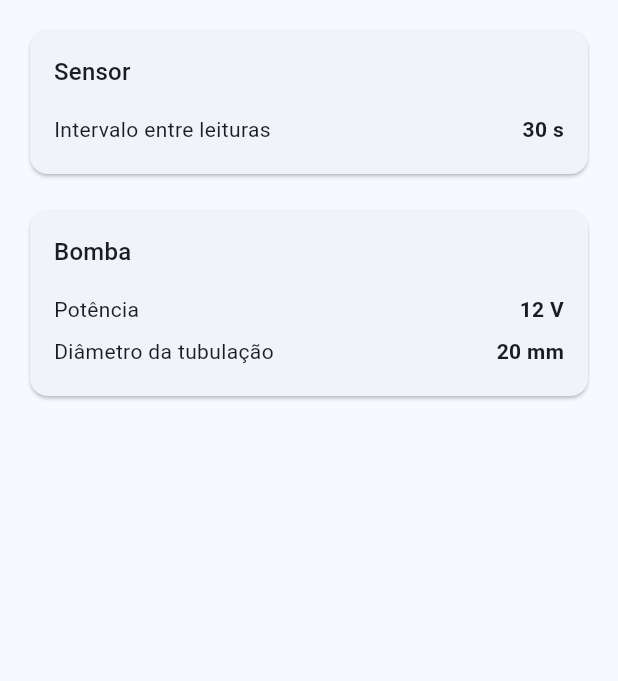
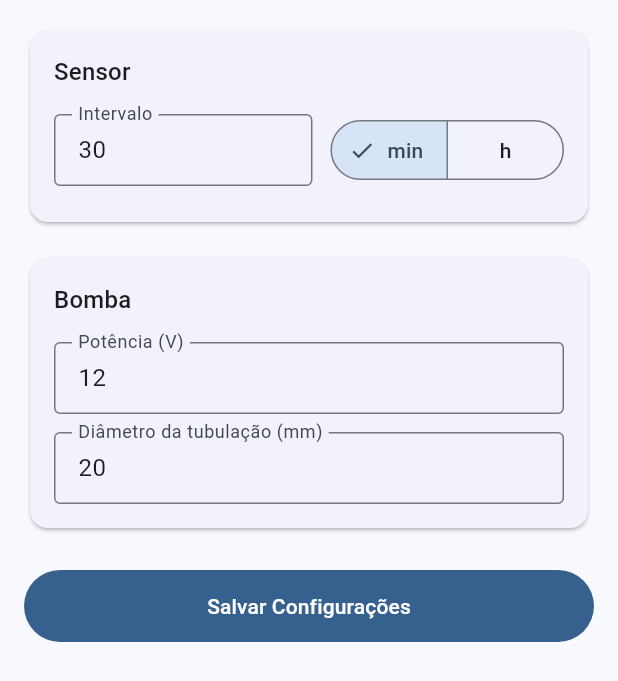
Before and after one commit to EJSeguro/controle-de-irrigacao, a Flutter app: the ConfigScreen widget shown alone on an empty page, opened directly, on a phone screen of 412 x 824 dp. Shown: the top 681 px of the screen. Run offline on Flutter 3.47's test engine with Material 3 defaults, Android fonts, the phone set to English and light mode, and no system bars; our stand-ins replace shared_preferences; accounts and stored records are empty.

Commit message:
feat: provider de sistema, validação de config, switch bomba com desligamento manual

```diff
--- /dev/null
+++ b/app/lib/providers/system_provider.dart
@@ -0,0 +1,83 @@
+import 'package:flutter/foundation.dart';
+
+class SystemProvider extends ChangeNotifier {
+  bool _sistemaLigado = false;
+  bool _bombaLigada = false;
+  bool _bombaDesligadaManual = false;
+
+  int _intervaloLeitura = 30;
+  String _unidadeIntervalo = 'min';
+  double _potenciaBomba = 12;
+  double _diametroTubulacao = 20;
+
+  bool get sistemaLigado => _sistemaLigado;
+  bool get bombaLigada => _bombaLigada;
+  bool get bombaDesligadaManual => _bombaDesligadaManual;
+  int get intervaloLeitura => _intervaloLeitura;
+  String get unidadeIntervalo => _unidadeIntervalo;
+  double get potenciaBomba => _potenciaBomba;
+  double get diametroTubulacao => _diametroTubulacao;
+
+  bool get configValida =>
+      _intervaloLeitura > 0 && _potenciaBomba > 0 && _diametroTubulacao > 0;
+
+  String? get configError {
+    if (_intervaloLeitura <= 0) return 'Configure o intervalo de leitura do sensor.';
+    if (_potenciaBomba <= 0) return 'Configure a potência da bomba.';
+    if (_diametroTubulacao <= 0) return 'Configure o diâmetro da tubulação.';
+    return null;
+  }
+
+  void toggleSistema() {
+    if (_sistemaLigado) {
+      _sistemaLigado = false;
+      _bombaLigada = false;
+    } else {
+      _sistemaLigado = true;
+      if (!_bombaDesligadaManual) {
+        _bombaLigada = true;
+      }
+    }
+    notifyListeners();
+  }
+
+  void desligarSistema() {
+    _sistemaLigado = false;
+    _bombaLigada = false;
+    notifyListeners();
+  }
+
+  void ligarBomba() {
+    _bombaDesligadaManual = false;
+    _bombaLigada = true;
+    _sistemaLigado = true;
+    notifyListeners();
+  }
+
+  void desligarBombaManual() {
+    _bombaDesligadaManual = true;
+    _bombaLigada = false;
+    _sistemaLigado = false;
+    notifyListeners();
+  }
+
+  void setIntervalo(int valor) {
+    _intervaloLeitura = valor;
+    notifyListeners();
+  }
+
+  void setUnidadeIntervalo(String unidade) {
+    _unidadeIntervalo = unidade;
+    notifyListeners();
+  }
+
+  void setPotenciaBomba(double valor) {
+    _potenciaBomba = valor;
+    notifyListeners();
+  }
+
+  void setDiametroTubulacao(double valor) {
+    _diametroTubulacao = valor;
+    notifyListeners();
+  }
+}
--- a/app/lib/screens/config_screen.dart
+++ b/app/lib/screens/config_screen.dart
@@ -1,10 +1,58 @@
 import 'package:flutter/material.dart';
+import 'package:provider/provider.dart';
+import '../providers/system_provider.dart';
 
-class ConfigScreen extends StatelessWidget {
+class ConfigScreen extends StatefulWidget {
   const ConfigScreen({super.key});
 
   @override
+  State<ConfigScreen> createState() => _ConfigScreenState();
+}
+
+class _ConfigScreenState extends State<ConfigScreen> {
+  late TextEditingController _intervaloCtrl;
+  late TextEditingController _potenciaCtrl;
+  late TextEditingController _diametroCtrl;
+  late String _unidade;
+
+  @override
+  void initState() {
+    super.initState();
+    final s = context.read<SystemProvider>();
+    _intervaloCtrl = TextEditingController(text: s.intervaloLeitura.toString());
+    _potenciaCtrl = TextEditingController(text: s.potenciaBomba.toStringAsFixed(0));
+    _diametroCtrl = TextEditingController(text: s.diametroTubulacao.toStringAsFixed(0));
+    _unidade = s.unidadeIntervalo;
+  }
+
+  @override
+  void dispose() {
+    _intervaloCtrl.dispose();
+    _potenciaCtrl.dispose();
+    _diametroCtrl.dispose();
+    super.dispose();
+  }
+
+  void _salvar() {
+    final system = context.read<SystemProvider>();
+    final intervalo = int.tryParse(_intervaloCtrl.text) ?? 0;
+    final potencia = double.tryParse(_potenciaCtrl.text) ?? 0;
+    final diametro = double.tryParse(_diametroCtrl.text) ?? 0;
+
+    system.setIntervalo(intervalo);
+    system.setUnidadeIntervalo(_unidade);
+    system.setPotenciaBomba(potencia);
+    system.setDiametroTubulacao(diametro);
+
+    ScaffoldMessenger.of(context).showSnackBar(
+      const SnackBar(content: Text('Configurações salvas')),
+    );
+  }
+
+  @override
   Widget build(BuildContext context) {
+    final system = context.watch<SystemProvider>();
+
     return ListView(
       padding: const EdgeInsets.all(16),
       children: [
@@ -14,10 +62,36 @@ class ConfigScreen extends StatelessWidget {
             child: Column(
               crossAxisAlignment: CrossAxisAlignment.start,
               children: [
-                Text('Sensor',
-                    style: Theme.of(context).textTheme.titleMedium),
-                const SizedBox(height: 12),
-                _configRow('Intervalo entre leituras', '30 s'),
+                Text('Sensor', style: Theme.of(context).textTheme.titleMedium),
+                const SizedBox(height: 16),
+                Row(
+                  children: [
+                    Expanded(
+                      child: TextFormField(
+                        controller: _intervaloCtrl,
+                        decoration: const InputDecoration(
+                          labelText: 'Intervalo',
+                          border: OutlineInputBorder(),
+                          isDense: true,
+                        ),
+                        keyboardType: TextInputType.number,
+                      ),
+                    ),
+                    const SizedBox(width: 12),
+                    SegmentedButton<String>(
+                      segments: const [
+                        ButtonSegment(value: 'min', label: Text('min')),
+                        ButtonSegment(value: 'h', label: Text('h')),
+                      ],
+                      selected: {_unidade},
+                      onSelectionChanged: (v) => setState(() => _unidade = v.first),
+                    ),
+                  ],
+                ),
+                const SizedBox(height: 8),
+                if (system.intervaloLeitura <= 0)
+                  Text('Intervalo deve ser maior que zero.',
+                      style: TextStyle(color: Theme.of(context).colorScheme.error, fontSize: 12)),
               ],
             ),
           ),
@@ -29,29 +103,47 @@ class ConfigScreen extends StatelessWidget {
             child: Column(
               crossAxisAlignment: CrossAxisAlignment.start,
               children: [
-                Text('Bomba',
-                    style: Theme.of(context).textTheme.titleMedium),
+                Text('Bomba', style: Theme.of(context).textTheme.titleMedium),
+                const SizedBox(height: 16),
+                TextFormField(
+                  controller: _potenciaCtrl,
+                  decoration: const InputDecoration(
+                    labelText: 'Potência (V)',
+                    border: OutlineInputBorder(),
+                    isDense: true,
+                  ),
+                  keyboardType: TextInputType.number,
+                ),
                 const SizedBox(height: 12),
-                _configRow('Potência', '12 V'),
-                _configRow('Diâmetro da tubulação', '20 mm'),
+                TextFormField(
+                  controller: _diametroCtrl,
+                  decoration: const InputDecoration(
+                    labelText: 'Diâmetro da tubulação (mm)',
+                    border: OutlineInputBorder(),
+                    isDense: true,
+                  ),
+                  keyboardType: TextInputType.number,
+                ),
+                if (system.potenciaBomba <= 0 || system.diametroTubulacao <= 0)
+                  Padding(
+                    padding: const EdgeInsets.only(top: 8),
+                    child: Text('Potência e diâmetro devem ser maiores que zero.',
+                        style: TextStyle(color: Theme.of(context).colorScheme.error, fontSize: 12)),
+                  ),
               ],
             ),
+          ),
+        ),
+        const SizedBox(height: 24),
+        SizedBox(
+          width: double.infinity,
+          height: 48,
+          child: FilledButton(
+            onPressed: _salvar,
+            child: const Text('Salvar Configurações'),
           ),
         ),
       ],
     );
   }
-
-  Widget _configRow(String label, String value) {
-    return Padding(
-      padding: const EdgeInsets.symmetric(vertical: 4),
-      child: Row(
-        mainAxisAlignment: MainAxisAlignment.spaceBetween,
-        children: [
-          Text(label),
-          Text(value, style: const TextStyle(fontWeight: FontWeight.bold)),
-        ],
-      ),
-    );
-  }
 }
```
Also changed, not shown: app/lib/main.dart (+6 -2 lines), app/lib/screens/metrics_screen.dart (+50 -13 lines), app/lib/screens/pump_screen.dart (+37 -16 lines).
